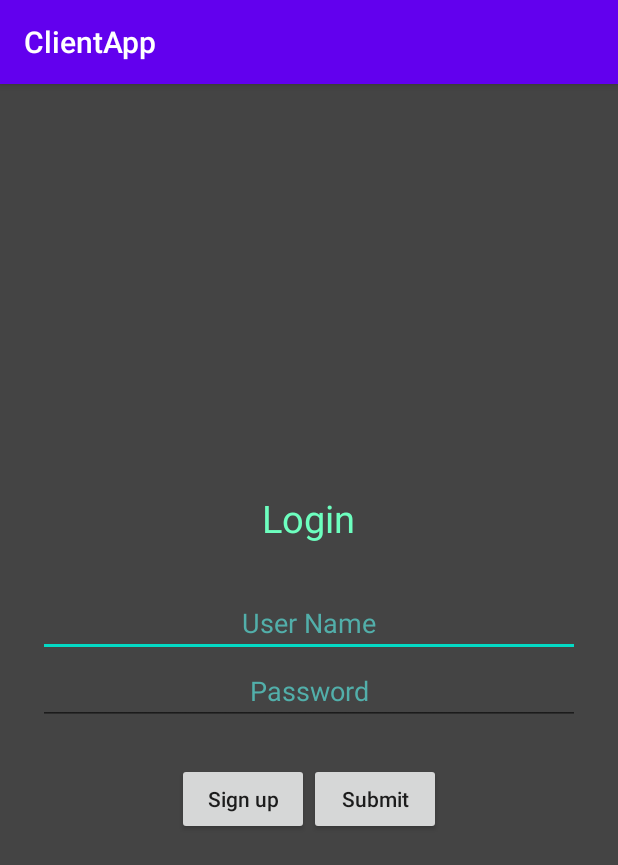
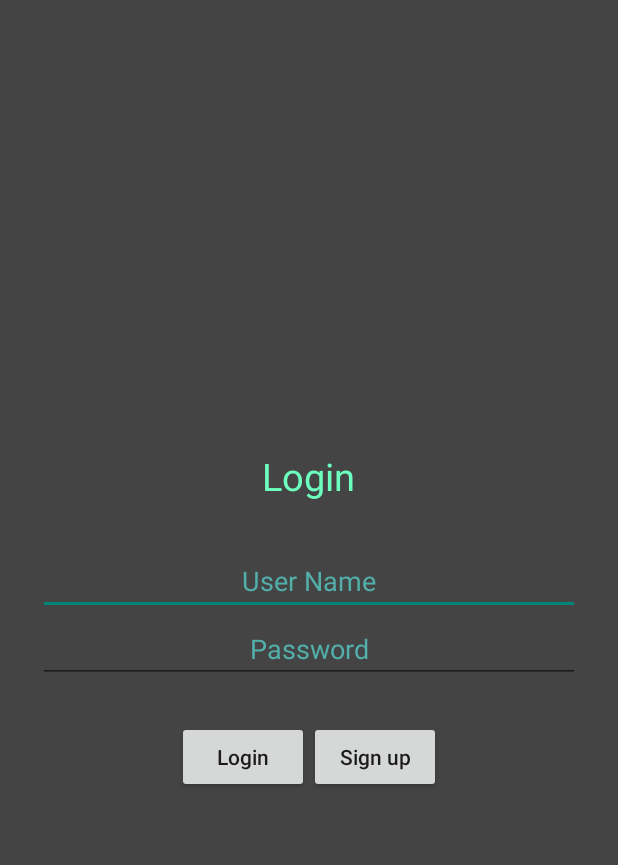
Before and after one commit to wojtekk123/ClientApp, an Android app: the screen it shows after launch (MainActivity), on a phone screen of 412 x 824 dp. Shown: the top 865 px of the screen. Run offline under Robolectric (Android 15) with nearby library versions, the phone set to English and light mode, and no system bars.

Commit message:
some features added

```diff
--- a/app/src/main/AndroidManifest.xml
+++ b/app/src/main/AndroidManifest.xml
@@ -11,7 +11,7 @@
         android:label="@string/app_name"
         android:roundIcon="@mipmap/ic_launcher_round"
         android:supportsRtl="true"
-        android:theme="@style/AppTheme"
+        android:theme="@style/Theme.AppCompat.Light.NoActionBar"
 
         >
 
@@ -23,6 +23,7 @@
             </intent-filter>
         </activity>
         <activity android:name=".activities.RegistrationActivity" />
+        <activity android:name=".activities.PanelActivity" />
 
     </application>
 
--- a/app/src/main/java/pl/e2d/clientapp/activities/MainActivity.kt
+++ b/app/src/main/java/pl/e2d/clientapp/activities/MainActivity.kt
@@ -57,6 +57,8 @@ class MainActivity : AppCompatActivity() {
                         if (response.code() == 200) {
                             Toast.makeText(this@MainActivity, "Login success!", Toast.LENGTH_SHORT).show()
                             TokenAccess.token = response.body()?.token
+                            startActivity(Intent(this@MainActivity,PanelActivity::class.java))
+
                         } else {
                             Toast.makeText(this@MainActivity, "Login failed!", Toast.LENGTH_SHORT).show()
                         }
--- a/app/src/main/res/layout/activity_main.xml
+++ b/app/src/main/res/layout/activity_main.xml
@@ -1,5 +1,5 @@
 <?xml version="1.0" encoding="utf-8"?>
-<androidx.constraintlayout.widget.ConstraintLayout xmlns:android="http://schemas.android.com/apk/res/android"
+<LinearLayout xmlns:android="http://schemas.android.com/apk/res/android"
     xmlns:app="http://schemas.android.com/apk/res-auto"
     xmlns:tools="http://schemas.android.com/tools"
     android:layout_width="match_parent"
@@ -10,54 +10,62 @@
         android:id="@+id/ll_main_layout"
         android:layout_width="match_parent"
         android:layout_height="match_parent"
+        android:background="#444444"
         android:gravity="center"
-        android:background="#444444"
+        android:orientation="vertical"
         android:padding="25dp"
-        android:orientation="vertical">
+        tools:layout_editor_absoluteX="0dp"
+        tools:layout_editor_absoluteY="0dp">
+
         <TextView
             android:layout_width="wrap_content"
             android:layout_height="wrap_content"
-            android:textSize="25dp"
+            android:padding="30dp"
+            android:text="Login"
             android:textColor="#6dffbf"
-            android:padding="30dp"
-            android:text="Login"/>
+            android:textSize="25dp" />
+
         <EditText
             android:id="@+id/et_user_name"
+            android:layout_width="match_parent"
+            android:layout_height="wrap_content"
             android:hint="User Name"
+            android:textAlignment="center"
             android:textColor="#6bfff7"
-            android:textColorHint="#52afaa"
-            android:textAlignment="center"
-            android:layout_width="match_parent"
-            android:layout_height="wrap_content"/>
+            android:textColorHint="#52afaa" />
+
         <EditText
             android:id="@+id/et_password"
+            android:layout_width="match_parent"
+            android:layout_height="wrap_content"
             android:hint="Password"
+            android:inputType="textPassword"
+            android:textAlignment="center"
             android:textColor="#6bfff7"
-            android:textColorHint="#52afaa"
-            android:textAlignment="center"
-            android:inputType="textPassword"
-            android:layout_width="match_parent"
-            android:layout_height="wrap_content"/>
+            android:textColorHint="#52afaa" />
+
         <LinearLayout
             android:layout_width="match_parent"
             android:layout_height="wrap_content"
             android:gravity="center"
-            android:padding="25dp"
-            android:orientation="horizontal">
+            android:orientation="horizontal"
+            android:padding="25dp">
+
+            <Button
+                android:id="@+id/btn_submit"
+                android:layout_width="wrap_content"
+                android:layout_height="wrap_content"
+                android:text="Login"
+                android:textAllCaps="false" />
+
             <Button
                 android:id="@+id/btn_sign_up"
+                android:layout_width="wrap_content"
+                android:layout_height="wrap_content"
                 android:text="Sign up"
-                android:textAllCaps="false"
-                android:layout_width="wrap_content"
-                android:layout_height="wrap_content" />
-            <Button
-                android:id="@+id/btn_submit"
-                android:text="Submit"
-                android:textAllCaps="false"
-                android:layout_width="wrap_content"
-                android:layout_height="wrap_content" />
+                android:textAllCaps="false" />
         </LinearLayout>
 
     </LinearLayout>
 
-</androidx.constraintlayout.widget.ConstraintLayout>
+</LinearLayout>
--- /dev/null
+++ b/app/src/main/res/layout/studnet_panel.xml
@@ -0,0 +1,6 @@
+<?xml version="1.0" encoding="utf-8"?>
+<LinearLayout xmlns:android="http://schemas.android.com/apk/res/android"
+    android:orientation="vertical" android:layout_width="match_parent"
+    android:layout_height="match_parent">
+
+</LinearLayout>
```
Also changed, not shown: app/src/main/java/pl/e2d/clientapp/activities/PanelActivity.kt (added, +19 -0 lines), app/src/main/res/layout/adapter_vie_layout.xml (added, +58 -0 lines), app/src/main/res/layout/basic_activity.xml (added, +103 -0 lines), app/src/main/res/layout/list_view_layer.xml (added, +7 -0 lines).
